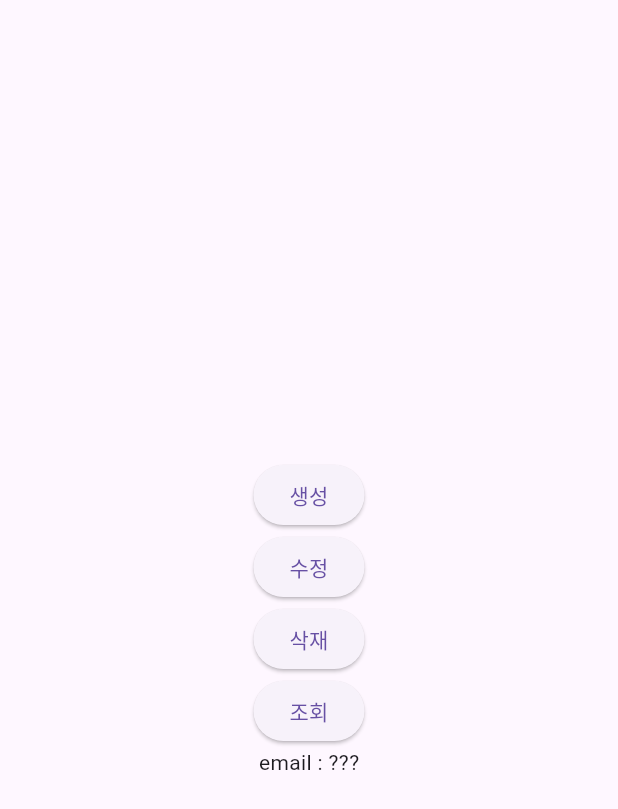
After one commit to SuuuHyeon/study_auth, a Flutter app: the screen it shows after launch, after a tap on "조회", on a phone screen of 412 x 824 dp. The commit adds this screen. Shown: the top 809 px of the screen. Run offline on Flutter 3.47's test engine with Material 3 defaults, Android fonts, the phone set to English and light mode, and no system bars; our stand-ins replace cloud_firestore, firebase_auth, firebase_core; accounts and stored records are empty; network calls fail.

Commit message:
feat(firestore): 파이어스토어 연결 및 테스트

```diff
--- a/lib/main.dart
+++ b/lib/main.dart
@@ -1,4 +1,5 @@
 import 'package:flutter/material.dart';
+import 'package:study_auth/ui/firestore.dart';
 import 'package:study_auth/ui/login.dart';
 
 /// TODO firebase 연결 후 주석 풀기
@@ -8,7 +9,6 @@ import 'firebase_options.dart';
 void main() async {
   // flutter 애플리케이션 바인딩 초기화
   WidgetsFlutterBinding.ensureInitialized();
-
   // firebase 초기화
   await Firebase.initializeApp(options: DefaultFirebaseOptions.currentPlatform);
   runApp(const MyApp());
@@ -19,6 +19,6 @@ class MyApp extends StatelessWidget {
 
   @override
   Widget build(BuildContext context) {
-    return const MaterialApp(home: LoginPage());
+    return MaterialApp(home: firestoreTest());
   }
 }
--- /dev/null
+++ b/lib/ui/firestore.dart
@@ -0,0 +1,113 @@
+import 'package:cloud_firestore/cloud_firestore.dart';
+import 'package:flutter/material.dart';
+
+class firestoreTest extends StatefulWidget {
+  firestoreTest({super.key});
+
+  String email = "???";
+
+  @override
+  State<firestoreTest> createState() => _firestoreTestState();
+}
+
+class _firestoreTestState extends State<firestoreTest> {
+  final FirebaseFirestore firestore = FirebaseFirestore.instance;
+
+  @override
+  Widget build(BuildContext context) {
+    return Scaffold(
+      body: Center(
+        child: Column(
+          mainAxisAlignment: MainAxisAlignment.center,
+          children: [
+            /// 생성
+            ElevatedButton(
+              onPressed: () {
+                write("firestore");
+              },
+              child: const Text("생성"),
+            ),
+
+            /// 수정
+            ElevatedButton(
+              onPressed: () {
+                update();
+              },
+              child: const Text("수정"),
+            ),
+
+            /// 삭제
+            ElevatedButton(
+              onPressed: () {
+                delete();
+              },
+              child: const Text("삭재"),
+            ),
+
+            /// 읽기
+            ElevatedButton(
+              onPressed: () {
+                read();
+              },
+              child: const Text("조회"),
+            ),
+            Text("email : ${widget.email}")
+          ],
+        ),
+      ),
+    );
+  }
+
+  /// 생성 메서드
+  void write(String collectionName) async {
+    try {
+      await firestore.collection(collectionName).add({
+        "ID": "inha",
+      });
+    } catch (e) {
+      print("생성 오류 발생 : $e");
+    }
+  }
+
+  /// 수정 메서드
+  void update() async {
+    try {
+      await firestore
+          .collection("firestore")
+          .doc("6igxTaoclHe0btBuUTtU")
+          .set({"ID": "변경된 이메일입니다."});
+    } catch (e) {
+      print("set 오류 발생 : $e");
+    }
+  }
+
+  /// 삭제 메서드
+  void delete() async {
+    try {
+      await firestore
+          .collection("firestore")
+          .doc("6igxTaoclHe0btBuUTtU")
+          .delete();
+    } catch (e) {
+      print("delete 오류 발생 : $e");
+    }
+  }
+
+  /// 조회 메서드
+  void read() async {
+    try {
+      var documentSnapshot = await firestore
+          .collection("firestore")
+          .doc("unx8ZWFANq46SjP9OrvF")
+          .get();
+
+      var documentEmail = documentSnapshot.data()?["asdf"];
+      print(documentEmail);
+      setState(() {
+        widget.email = documentEmail;
+      });
+    } catch (e) {
+      print("delete 오류 발생 : $e");
+    }
+  }
+}
```
Also changed, not shown: lib/ui/home.dart (+99 -3 lines), 5 other files.
